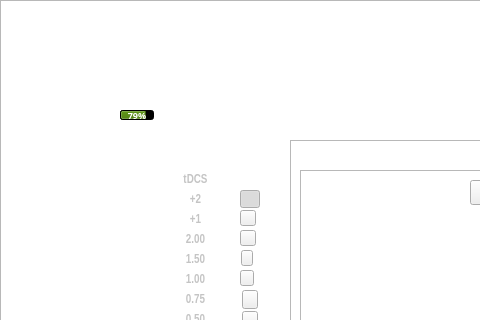
This is CESDevSim/DeviceControl.ui in natjeo/3004-project as Qt 5 draws it before an edit; both pictures show x 0 to 480 and y 0 to 320 of the 791 by 593 pixel window. The edited form follows.
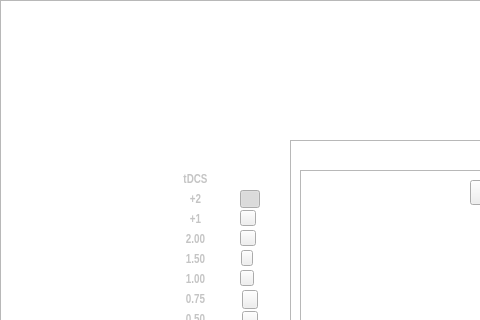
This is the edited form. Icons and pictures are not drawn.

What changed in the file:
```diff
--- a/CESDevSim/DeviceControl.ui
+++ b/CESDevSim/DeviceControl.ui
@@ -78,54 +78,6 @@
      <string/>
     </property>
    </widget>
-   <widget class="QProgressBar" name="batteryLevel">
-    <property name="geometry">
-     <rect>
-      <x>120</x>
-      <y>110</y>
-      <width>34</width>
-      <height>10</height>
-     </rect>
-    </property>
-    <property name="font">
-     <font>
-      <family>Ubuntu Mono</family>
-      <pointsize>7</pointsize>
-      <weight>75</weight>
-      <italic>false</italic>
-      <bold>true</bold>
-      <kerning>true</kerning>
-     </font>
-    </property>
-    <property name="autoFillBackground">
-     <bool>false</bool>
-    </property>
-    <property name="styleSheet">
-     <string notr="true">selection-background-color: rgb(82, 129, 22);
-background-color: rgb(0, 0, 0);</string>
-    </property>
-    <property name="minimum">
-     <number>0</number>
-    </property>
-    <property name="value">
-     <number>79</number>
-    </property>
-    <property name="alignment">
-     <set>Qt::AlignLeading|Qt::AlignLeft|Qt::AlignVCenter</set>
-    </property>
-    <property name="textVisible">
-     <bool>true</bool>
-    </property>
-    <property name="orientation">
-     <enum>Qt::Horizontal</enum>
-    </property>
-    <property name="invertedAppearance">
-     <bool>false</bool>
-    </property>
-    <property name="format">
-     <string>%p%</string>
-    </property>
-   </widget>
    <widget class="QPushButton" name="btn_save">
     <property name="geometry">
      <rect>
```
